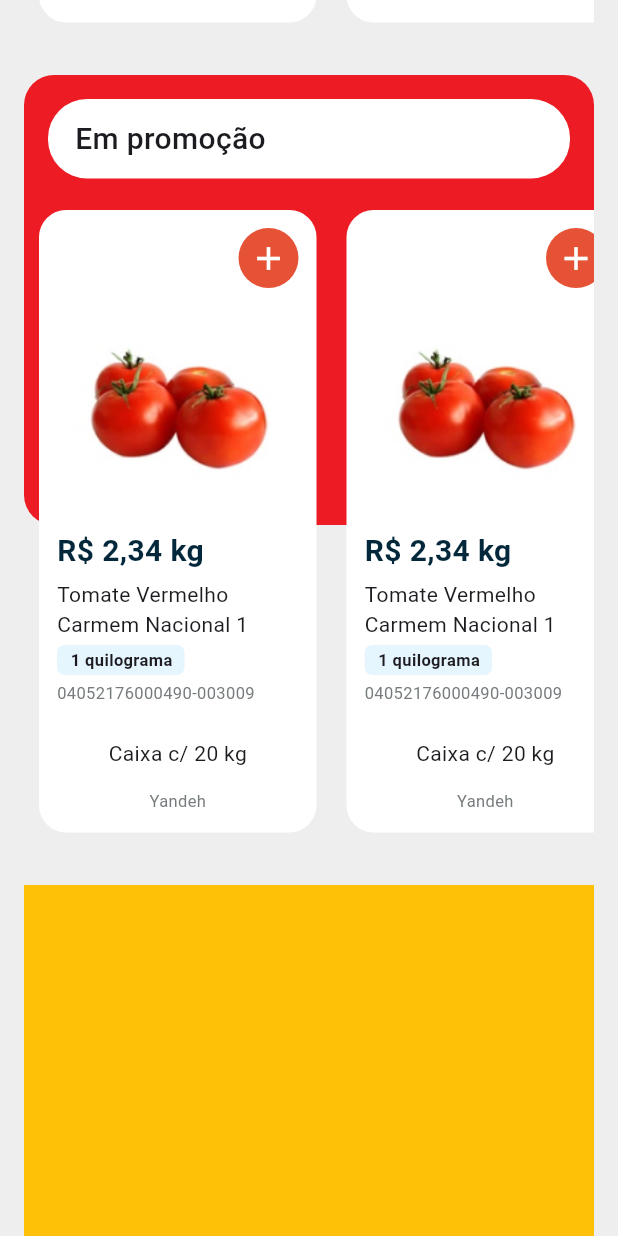
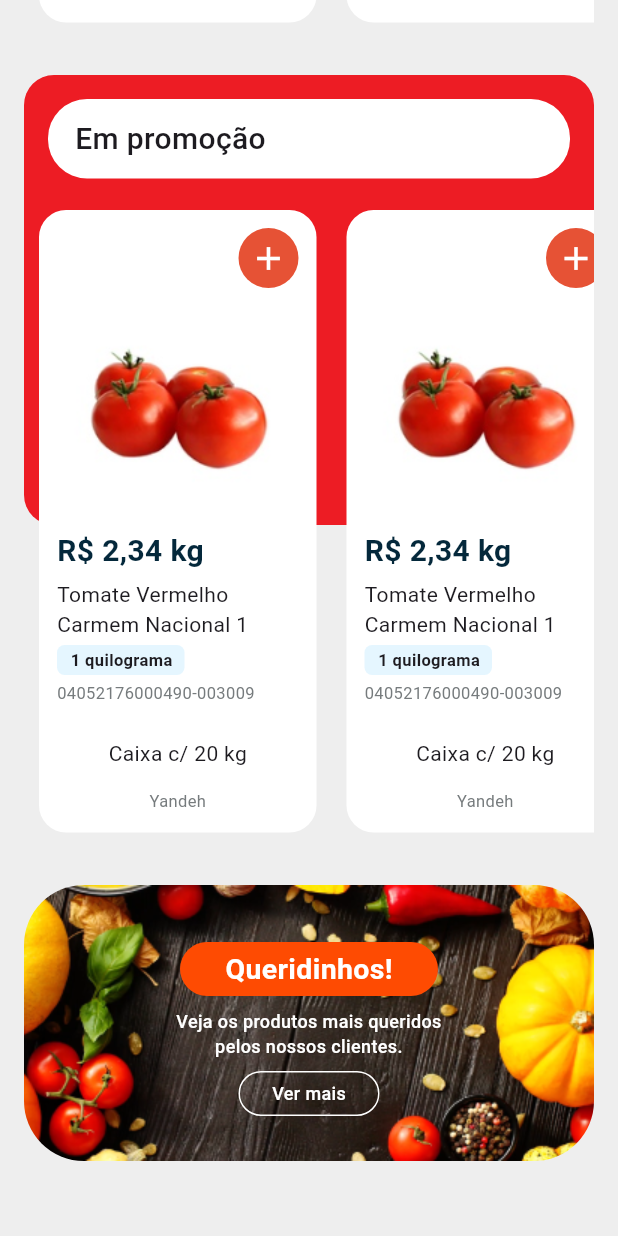
Before and after one commit to Franciscof11/green_grocer_yandeh, a Flutter app: the screen it shows after launch, scrolled down 988 dp, on a phone screen of 412 x 824 dp. Run offline on Flutter 3.47's test engine with Material 3 defaults, Android fonts, the phone set to English and light mode, and no system bars.

Commit message:
feat: separator block widget

```diff
--- a/lib/core/constants/const_colors.dart
+++ b/lib/core/constants/const_colors.dart
@@ -11,3 +11,4 @@ const spicesRed = Color.fromRGBO(235, 122, 126, 1);
 const redProductBlock = Color.fromRGBO(237, 28, 36, 1);
 const addIconOrange = Color.fromRGBO(230, 82, 53, 1);
 const tagBgBlueColor = Color.fromRGBO(229, 246, 255, 1);
+const separatorBlocOrange = Color.fromRGBO(254, 75, 2, 1);
--- a/lib/features/home_page/presentation/pages/home_mobile.dart
+++ b/lib/features/home_page/presentation/pages/home_mobile.dart
@@ -28,6 +28,7 @@ class HomeMobile extends StatelessWidget {
               bgColor: redProductBlock,
             ),
             SeparatorBlock(),
+            SizedBox(height: 50),
           ],
         ),
       ),
--- a/lib/features/home_page/presentation/widgets/separator_block.dart
+++ b/lib/features/home_page/presentation/widgets/separator_block.dart
@@ -1,4 +1,5 @@
 import 'package:flutter/material.dart';
+import 'package:green_grocer_yandeh/core/constants/const_colors.dart';
 
 class SeparatorBlock extends StatelessWidget {
   const SeparatorBlock({super.key});
@@ -7,9 +8,69 @@ class SeparatorBlock extends StatelessWidget {
   Widget build(BuildContext context) {
     return Padding(
       padding: const EdgeInsets.symmetric(horizontal: 16),
-      child: Container(
-        height: 300,
-        color: Colors.amber,
+      child: Stack(
+        alignment: Alignment.center,
+        children: [
+          ClipRRect(
+            borderRadius: BorderRadius.circular(40),
+            child: Image.asset('assets/separator_image.png'),
+          ),
+          Column(
+            children: [
+              SizedBox(height: 8),
+              Container(
+                width: 172,
+                height: 36,
+                decoration: BoxDecoration(
+                  borderRadius: BorderRadius.circular(40),
+                  color: separatorBlocOrange,
+                ),
+                child: Center(
+                  child: Text(
+                    'Queridinhos!',
+                    style: TextStyle(
+                      fontSize: 19,
+                      fontWeight: FontWeight.w700,
+                      color: Colors.white,
+                    ),
+                  ),
+                ),
+              ),
+              SizedBox(height: 8),
+              Text(
+                'Veja os produtos mais queridos\npelos nossos clientes.',
+                textAlign: TextAlign.center,
+                style: TextStyle(
+                  fontSize: 12,
+                  fontWeight: FontWeight.w500,
+                  color: Colors.white,
+                ),
+              ),
+              SizedBox(height: 8),
+              Container(
+                width: 94,
+                height: 30,
+                decoration: BoxDecoration(
+                  borderRadius: BorderRadius.circular(40),
+                  color: Colors.transparent,
+                  border: Border.all(
+                    color: Colors.white,
+                  ),
+                ),
+                child: Center(
+                  child: Text(
+                    'Ver mais',
+                    style: TextStyle(
+                      fontSize: 12,
+                      fontWeight: FontWeight.w500,
+                      color: Colors.white,
+                    ),
+                  ),
+                ),
+              ),
+            ],
+          ),
+        ],
       ),
     );
   }
```
Also changed, not shown: assets/separator_image.png (added).
